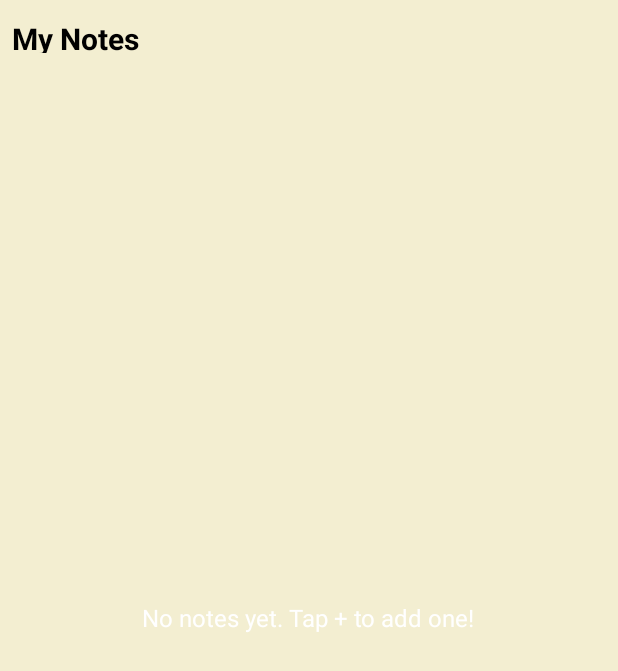
After one commit to karan9617/lumora, an Android app: the layout notes_widget_layout.xml on its own in the app's theme, with its tools: preview values and no code run, on a phone screen of 412 x 824 dp. The commit adds this screen. Shown: the top 671 px of the screen. Run offline under Robolectric (Android 15) with nearby library versions, the phone set to English and light mode, and no system bars.

Commit message:
widget functionality added

```diff
--- a/app/src/main/java/com/example/keyboardai/DrawingActivity.java
+++ b/app/src/main/java/com/example/keyboardai/DrawingActivity.java
@@ -161,7 +161,7 @@ public class DrawingActivity extends AppCompatActivity {
                     } else {
                         // We are saving a new note
                         Note drawingNote = new Note();
-                        drawingNote.setTitle("My Drawing");
+                        drawingNote.setTitle("Sketch");
                         drawingNote.setColor(Color.WHITE); // Default color
                         drawingNote.setDate(getCurrentDate());
                         drawingNote.setPinned(false);
--- /dev/null
+++ b/app/src/main/res/layout/notes_widget_layout.xml
@@ -0,0 +1,97 @@
+<?xml version="1.0" encoding="utf-8"?>
+<RelativeLayout xmlns:android="http://schemas.android.com/apk/res/android"
+    android:layout_width="match_parent"
+    android:layout_height="match_parent"
+    android:background="#D8F1ECC9"
+    android:id="@+id/layout_widget_id"
+    android:padding="8dp">
+
+    <!-- Header and New Note Button -->
+    <RelativeLayout
+        android:id="@+id/widget_header"
+        android:layout_width="match_parent"
+        android:layout_height="wrap_content"
+        android:layout_alignParentTop="true"
+        android:paddingBottom="8dp">
+
+        <TextView
+            android:id="@+id/widget_title"
+            android:layout_width="wrap_content"
+            android:layout_height="wrap_content"
+            android:layout_alignParentStart="true"
+            android:layout_centerVertical="true"
+            android:text="My Notes"
+            android:textColor="@android:color/black"
+            android:textSize="20sp"
+            android:textStyle="bold" />
+    </RelativeLayout>
+
+    <!-- Notes List -->
+    <ListView
+        android:id="@+id/widget_notes_list"
+        android:layout_width="match_parent"
+        android:layout_height="match_parent"
+        android:layout_below="@id/widget_header"
+        android:divider="@android:color/transparent"
+        android:dividerHeight="4dp"
+        android:paddingTop="4dp"
+        android:visibility="visible" />
+
+    <!-- Empty View for when there are no notes -->
+    <TextView
+        android:id="@+id/widget_empty_view"
+        android:layout_width="wrap_content"
+        android:layout_height="wrap_content"
+        android:layout_centerInParent="true"
+        android:gravity="center"
+        android:padding="16dp"
+        android:text="No notes yet. Tap + to add one!"
+        android:textColor="@android:color/white"
+        android:textSize="16sp" />
+
+    <!-- This is the new layout for displaying a single note -->
+    <LinearLayout
+        android:id="@+id/widget_single_note_content_layout"
+        android:layout_width="match_parent"
+        android:layout_height="match_parent"
+        android:layout_below="@id/widget_header"
+        android:orientation="vertical"
+        android:paddingTop="4dp"
+        android:visibility="gone">
+
+        <TextView
+            android:id="@+id/widget_note_title"
+            android:layout_width="match_parent"
+            android:layout_height="wrap_content"
+            android:layout_marginBottom="4dp"
+            android:ellipsize="end"
+            android:maxLines="1"
+            android:textColor="@android:color/white"
+            android:textSize="16sp"
+            android:textStyle="bold" />
+
+        <TextView
+            android:id="@+id/widget_note_content"
+            android:layout_width="match_parent"
+            android:layout_height="wrap_content"
+            android:textColor="@android:color/white"
+            android:textSize="14sp" />
+
+    </LinearLayout>
+    <LinearLayout
+        android:id="@+id/widget_single_drawing_layout"
+        android:layout_width="match_parent"
+        android:layout_height="match_parent"
+        android:layout_below="@id/widget_header"
+        android:orientation="vertical"
+        android:paddingTop="4dp"
+        android:visibility="gone">
+
+        <ImageView
+            android:layout_width="match_parent"
+            android:layout_height="match_parent"
+            android:id="@+id/image_drawing"
+            />
+
+    </LinearLayout>
+</RelativeLayout>
```
Also changed, not shown: app/src/main/AndroidManifest.xml (+22 -0 lines), app/src/main/java/com/example/keyboardai/NotesListActivity.java (+23 -4 lines), app/src/main/java/com/example/keyboardai/widget/AppWidgetConfigureActivity.java (added, +96 -0 lines), app/src/main/java/com/example/keyboardai/widget/NoteConfigAdapter.java (added, +57 -0 lines), app/src/main/java/com/example/keyboardai/widget/NotesWidgetFactory.java (added, +92 -0 lines), app/src/main/java/com/example/keyboardai/widget/NotesWidgetProvider.java (added, +161 -0 lines), app/src/main/java/com/example/keyboardai/widget/NotesWidgetService.java (added, +11 -0 lines), app/src/main/res/drawable/rounded_purple_background.xml (added, +11 -0 lines), app/src/main/res/layout/activity_notes_list_main.xml (+20 -1 lines), app/src/main/res/layout/widget_config_layout.xml (added, +38 -0 lines), app/src/main/res/layout/widget_list_item.xml (added, +34 -0 lines), app/src/main/res/xml/app_widget_info.xml (added, +10 -0 lines).
